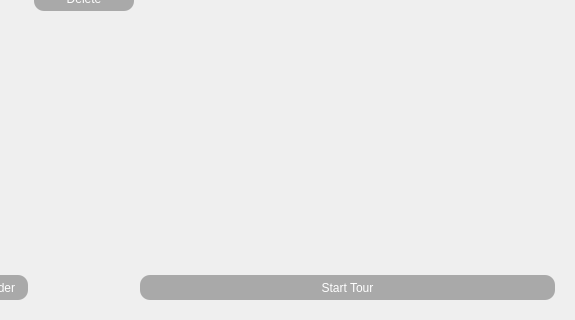
Above: tour.ui from Cyriously1/NFLTour before the change; both pictures show x 407 to 982 and y 389 to 709 of the 982 by 709 pixel window. Below: the same form after it.
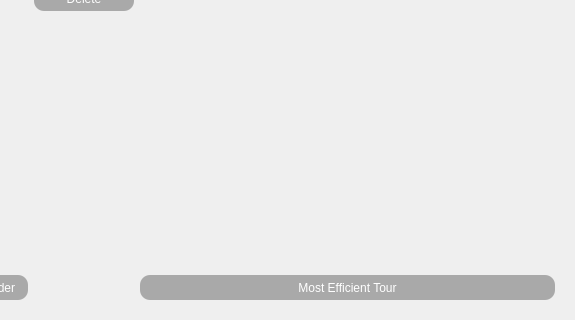
That is the form after the change.

Commit message: add efficient tour (req #4)

```diff
--- a/tour.ui
+++ b/tour.ui
@@ -135,7 +135,7 @@
          <item>
           <widget class="QPushButton" name="button_startTour">
            <property name="text">
-            <string>Start Tour</string>
+            <string>Most Efficient Tour</string>
            </property>
           </widget>
          </item>
```
The commit also changes 2 other files.
